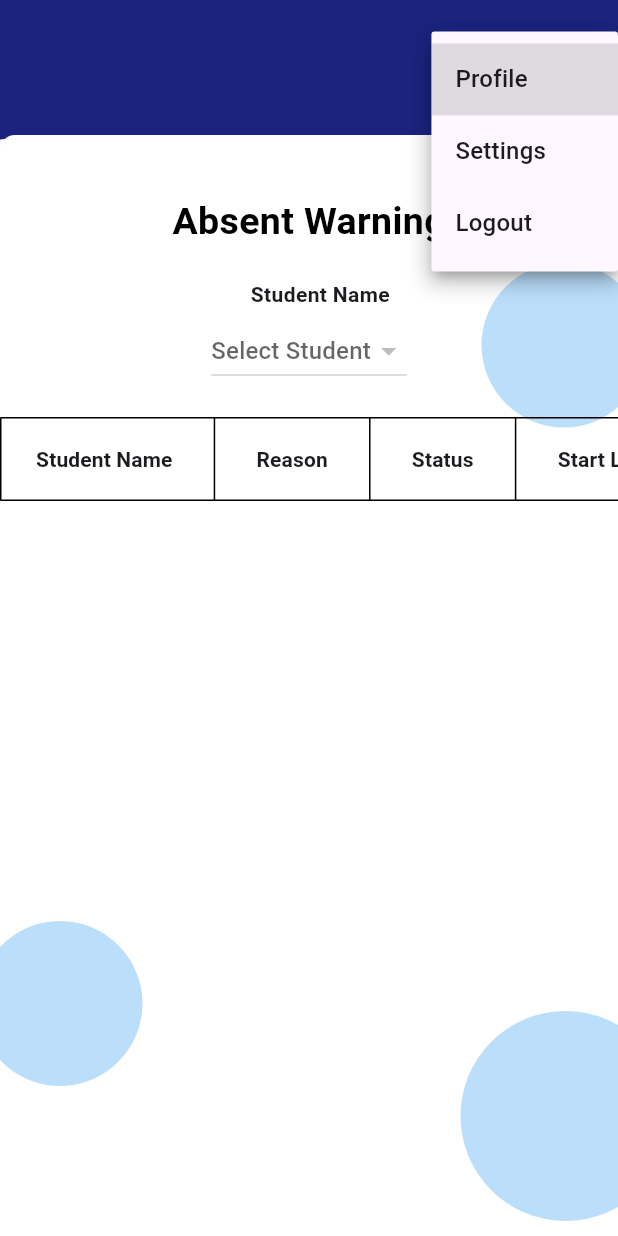
After one commit to mustcoding/school_attendance_system_fyp_apps, a Flutter app: the absentWarning screen opened directly, after a tap on the "arrow drop down" icon, on a phone screen of 412 x 824 dp. The commit adds this screen. Run offline on Flutter 3.47's test engine with Material 3 defaults, Android fonts, the phone set to English and light mode, and no system bars; our stand-ins replace file_picker, shared_preferences; missing offline and left inert: onesignal_flutter; accounts and stored records are empty; statements that could not run were skipped.

Commit message:
commit on 24/07/2024

```diff
--- /dev/null
+++ b/lib/Model/warningAbsent.dart
@@ -0,0 +1,63 @@
+import 'package:shared_preferences/shared_preferences.dart';
+
+import'../Controller/request_controller.dart';
+
+class warningAbsent{
+  int? student_id;
+  int? teacher_id;
+  String? date;
+  String? typeWarning;
+
+  warningAbsent(
+      this.student_id,
+      this.teacher_id,
+      this.date,
+      this.typeWarning
+      );
+
+  warningAbsent.findAbsent(
+      this.student_id,
+      this.teacher_id
+      );
+
+
+  warningAbsent.fromJson(Map<String, dynamic> json)
+      : student_id = json['student_id'] as dynamic,
+        teacher_id = json['teacher_id'] as dynamic,
+        date = json['date'] as String,
+        typeWarning = json['typeWarning'] as String;
+
+  //toJson will be automatically called by jsonEncode when necessary
+  Map<String, dynamic> toJson() => {
+    'student_id': student_id,
+    'teacher_id':teacher_id,
+    'date': date,
+    'typeWarning': typeWarning,
+  };
+
+
+  Future<List<warningAbsent>> loadAbsentWarning(int? student_id, int? teacher_id) async {
+    final prefs = await SharedPreferences.getInstance();
+    String? token = prefs.getString('token');
+
+    List<warningAbsent> status = [];
+
+    RequestController req =
+    RequestController(path: "/ParentGuardianApps/ListLeaves");
+    req.setHeaders({
+      'Authorization': 'Bearer $token',
+      'Content-Type': 'application/json',
+    });
+    req.setBody({'student_id':student_id , 'teacher_id':teacher_id});
+
+    await req.post();
+    if (req.status() == 200 && req.result() != null) {
+      for (var item in req.result()) {
+        status.add(warningAbsent.fromJson(item));
+
+      }
+    }
+    return status;
+  }
+
+}
--- /dev/null
+++ b/lib/view/absentWarning.dart
@@ -0,0 +1,438 @@
+import 'dart:convert';
+import 'dart:io';
+import 'dart:typed_data';
+
+import 'package:flutter/material.dart';
+import 'package:school_attendance_system_fyp/view/startPage.dart';
+import 'package:shared_preferences/shared_preferences.dart';
+import '../Model/warningAbsent.dart';
+import '../controller/request_controller.dart';
+import '../model/parentGuardian.dart';
+import 'homePage.dart';
+import 'package:intl/intl.dart';
+import 'package:file_picker/file_picker.dart';
+import '../model/student.dart';
+import '../model/absentSupportingDocument.dart';
+import 'package:school_attendance_system_fyp/view/applyLeave.dart';
+
+class absentWarning extends StatefulWidget {
+  const absentWarning({super.key});
+
+  @override
+  _absentWarningState createState() => _absentWarningState();
+
+}
+
+class _absentWarningState extends State<absentWarning> {
+
+  final List<Student> cuti = [];
+  late final parentGuardian parent;
+  String base64String="";
+  String compressData="";
+  String fileName="";
+  String uploadDate="";
+  int? parent_id = 0;
+  int year =0;
+  int? selectedTeacher_id = 0;
+  int? selectedStudent_id= 0;
+
+  Student? selectedStudent;
+
+  String? classNames="";
+  String? teacherName="";
+
+
+  final List<Student> children = [];
+
+
+
+  TextEditingController nameController = TextEditingController();
+  TextEditingController classNameController = TextEditingController();
+  TextEditingController teacherController = TextEditingController();
+  TextEditingController startDateController = TextEditingController();
+  TextEditingController endDateController = TextEditingController();
+  TextEditingController reasonController = TextEditingController();
+  TextEditingController supportingDocumentController = TextEditingController();
+
+  void initState(){
+    super.initState();
+    WidgetsBinding.instance.addPostFrameCallback((timeStamp) async {
+
+      final prefs = await SharedPreferences.getInstance();
+      parent_id = prefs.getInt('id') as int?;
+      print("Parent ID: ${parent_id}");
+
+      Student child = Student.findChild(parent_id);
+      children.addAll(await child.loadChildren(parent_id));
+
+      print("children : ${children[0].name}");
+      print("children : ${children[0].id}");
+      print("teacher : ${children[0].teacher!.name}");
+      print("teacher ID: ${children[0].teacher!.id}");
+      print("Kelas : ${children[0].kelas!.form_number} ${children[0].kelas!.name}");
+
+    });
+  }
+
+  // Define _getChildren method
+  Future<List<Student>> _getChildren() async {
+    await Future.delayed(Duration(seconds: 1)); // Simulate loading delay
+    return children;
+  }
+
+
+  // Method to load data
+  Future<void> _loadData () async {
+    final prefs = await SharedPreferences.getInstance();
+    parent_id = prefs.getInt('id') as int?;
+    print("Parent ID: ${parent_id}");
+
+    warningAbsent absent = warningAbsent.findAbsent(selectedStudent_id , selectedTeacher_id,);
+    final List<warningAbsent> fetchedData = await absent.loadAbsentWarning(selectedStudent_id, selectedTeacher_id);
+
+    setState(() {
+      cuti.clear(); // Clear existing data
+      //cuti.addAll(fetchedData); // Add fetched data
+    });
+  }
+
+
+  Future<Map<String?, dynamic?>> _getNameFromSharedPrefs() async {
+    final prefs = await SharedPreferences.getInstance();
+    String? name = prefs.getString('nickname') as String?;
+    int? parentGuardianId = prefs.getInt('id') as int?;
+    return {'nickname': name, 'parent_guardian_id': parentGuardianId};
+
+  }
+
+  void _onStudentSelected(Student? student) {
+    if (student != null) {
+      setState(() {
+        selectedStudent = student;
+        final formNumber = student.kelas!.form_number ?? 0;
+        final className = formNumber.toString() + ' ' + (student.kelas!.name ?? '');
+        classNames = className;
+        teacherName = student.teacher!.name ?? '';
+        selectedTeacher_id = student.teacher!.id ?? 0;
+        selectedStudent_id = student.id ?? 0;
+        print("Selected Teacher Id : ${selectedTeacher_id}");
+        print("Selected Student Id : ${selectedStudent_id}");
+        _loadData();
+      });
+    }
+  }
+
+  @override
+  Widget build(BuildContext context) {
+    return Scaffold(
+      appBar: AppBar(
+        toolbarHeight: 90,
+        title: const Center(
+          child: Text(
+            '',
+            style: TextStyle(fontWeight: FontWeight.bold, fontSize: 35.0),
+          ),
+        ),
+        backgroundColor: Colors.indigo.shade900,
+        automaticallyImplyLeading: false,
+        actions: [
+          FutureBuilder<Map<String?, dynamic?>>(
+            future: _getNameFromSharedPrefs(),
+            builder: (context, snapshot) {
+              if (snapshot.connectionState == ConnectionState.waiting) {
+                return CircularProgressIndicator();
+              } else if (snapshot.hasError) {
+                return Text('Error: ${snapshot.error}');
+              } else {
+                final name = snapshot.data?['nickname'] as String?;
+                return Row(
+                  children: [
+                    DropdownButtonHideUnderline(
+                      child: DropdownButton<String>(
+                        icon: Icon(Icons.arrow_drop_down, color: Colors.white),
+                        items: [
+                          DropdownMenuItem(
+                            value: 'profile',
+                            child: Text('Profile'),
+                          ),
+                          DropdownMenuItem(
+                            value: 'settings',
+                            child: Text('Settings'),
+                          ),
+                          DropdownMenuItem(
+                            value: 'logout',
+                            child: Text('Logout'),
+                          ),
+                        ],
+                        onChanged: (value) {
+                          // Handle menu item selection
+                          switch (value) {
+                            case 'profile':
+                            // Navigate to profile page
+                              break;
+                            case 'settings':
+                            // Navigate to settings page
+                              break;
+                            case 'logout':
+                            // Perform logout
+                              break;
+                          }
+                        },
+                        hint: Text(
+                          name ?? '',
+                          style: TextStyle(color: Colors.white, fontSize: 16),
+                          overflow: TextOverflow.ellipsis,
+                        ),
+                      ),
+                    ),
+                  ],
+                );
+              }
+            },
+          ),
+        ],
+      ),
+      body: SafeArea(
+        child: Stack(
+          children: [
+            Positioned(
+              top: 0, // Adjusted positioning
+              left: -50,
+              right: -50,
+              child: ClipPath(
+                clipper: MyClipper(),
+                child: Container(
+                  height: 10,
+                  color: Colors.indigo.shade900,
+                ),
+              ),
+            ),
+            Container(
+              margin: const EdgeInsets.only(top: 0),
+              decoration: const BoxDecoration(
+                borderRadius: BorderRadius.only(
+                  topLeft: Radius.circular(10),
+                  topRight: Radius.circular(10),
+                ),
+                color: Colors.white,
+              ),
+              width: double.infinity, // Cover entire width of the screen
+              height: double.infinity,
+              child: Stack(
+                children: [
+                  Positioned(
+                    right: -19,
+                    top: 85,
+                    child: CustomPaint(
+                      size: const Size(110, 110),
+                      painter: CirclePainter(Colors.blue.shade100),
+                    ),
+                  ),
+                  Positioned(
+                    left: -15,
+                    bottom: 100,
+                    child: CustomPaint(
+                      size: const Size(110, 110),
+                      painter: CirclePainter(Colors.blue.shade100),
+                    ),
+                  ),
+                  Positioned(
+                    right: -35,
+                    bottom: 10,
+                    child: CustomPaint(
+                      size: const Size(140, 140),
+                      painter: CirclePainter(Colors.blue.shade100),
+                    ),
+                  ),
+                  Column(
+                    children: [
+                      SizedBox(height:40),
+                      Text(
+                        'Absent Warning',
+                        style: TextStyle(
+                          color: Colors.black,
+                          fontSize: 25,
+                          fontWeight: FontWeight.bold,
+                        ),
+                      ),
+                      SizedBox(height:20),
+                      const Text(
+                        '    Student Name',
+                        style: TextStyle(
+                          fontWeight: FontWeight.bold,
+                        ),
+                      ),
+                      const SizedBox(height: 4.0),
+                      Center(
+                        child: FutureBuilder<List<Student>>(
+                          future: _getChildren(),
+                          builder: (context, snapshot) {
+                            if (snapshot.connectionState == ConnectionState.waiting) {
+                              return CircularProgressIndicator();
+                            } else if (snapshot.hasError) {
+                              return Text('Error: ${snapshot.error}');
+                            } else {
+                              return DropdownButton<Student>(
+                                value: selectedStudent,
+                                hint: Text('Select Student'),
+                                onChanged: _onStudentSelected,
+                                items: snapshot.data!.map((student) {
+                                  return DropdownMenuItem<Student>(
+                                    value: student,
+                                    child: Text(student.name ?? ''),
+                                  );
+                                }).toList(),
+                              );
+                            }
+                          },
+                        ),
+                      ),
+                      SingleChildScrollView(
+                        scrollDirection: Axis.vertical,
+                        child: SingleChildScrollView(
+                          scrollDirection: Axis.horizontal,
+                          child: Column(
+                            mainAxisAlignment: MainAxisAlignment.center, // Center the table vertically
+                            children: [
+                              SizedBox(height:20),
+                              Center(
+                                child: DataTable(
+                                  border: TableBorder.all(color: Colors.black), // Add border styling to DataTable
+                                  dataRowHeight: 80,
+                                  columns: const <DataColumn>[
+                                    DataColumn(
+                                      label: Text(
+                                        'Student Name',
+                                        style: TextStyle(fontWeight: FontWeight.bold),
+                                      ),
+                                    ),
+                                    DataColumn(
+                                      label: Text(
+                                        'Reason',
+                                        style: TextStyle(fontWeight: FontWeight.bold),
+                                      ),
+                                    ),
+                                    DataColumn(
+                                      label: Text(
+                                        'Status',
+                                        style: TextStyle(fontWeight: FontWeight.bold),
+                                      ),
+                                    ),
+                                    DataColumn(
+                                      label: Text(
+                                        'Start Leave',
+                                        style: TextStyle(fontWeight: FontWeight.bold),
+                                      ),
+                                    ),
+                                    DataColumn(
+                                      label: Text(
+                                        'End Leave',
+                                        style: TextStyle(fontWeight: FontWeight.bold),
+                                      ),
+                                    ),
+                                  ],
+                                  rows: cuti.map((student) {
+                                    return DataRow(cells: [
+                                      DataCell(
+                                        Container(
+                                          padding: EdgeInsets.symmetric(horizontal: 5.0, vertical: 10.0), // Adjust padding here
+                                          child: Text(
+                                            student.name ?? '',
+                                            textAlign: TextAlign.center,
+                                          ),
+                                        ),
+                                      ),
+                                      DataCell(
+                                        Container(
+                                          padding: EdgeInsets.symmetric(horizontal: 5.0, vertical: 3.0), // Adjust padding here
+                                          child: Text(
+                                            student.leaves!.reason ?? '',
+                                            textAlign: TextAlign.center,
+                                          ),
+                                        ),
+                                      ),
+                                      DataCell(
+                                        Container(
+                                          padding: EdgeInsets.symmetric(horizontal: 5.0, vertical: 1.0), // Adjust padding here
+                                          child: Text(
+                                            student.leaves!.verification_status ?? '',
+                                            textAlign: TextAlign.center,
+                                          ),
+                                        ),
+                                      ),
+                                      DataCell(
+                                        Container(
+                                          padding: EdgeInsets.symmetric(horizontal: 5.0, vertical: 1.0), // Adjust padding here
+                                          child: Text(
+                                            student.leaves!.start_date_leave ?? '',
+                                            textAlign: TextAlign.center,
+                                          ),
+                                        ),
+                                      ),
+                                      DataCell(
+                                        Container(
+                                          padding: EdgeInsets.symmetric(horizontal: 5.0, vertical: 1.0), // Adjust padding here
+                                          child: Text(
+                                            student.leaves!.end_date_leave ?? '',
+                                            textAlign: TextAlign.center,
+                                          ),
+                                        ),
+                                      ),
+                                    ]);
+                                  }).toList(),
+                                ),
+                              ),
+                              const SizedBox(height: 80),
+                            ],
+                          ),
+                        ),
+                      ),
+                    ],
+                  ),
+                ],
+              ),
+            ),
+          ],
+        ),
+      ),
+    );
+  }
+}
+
+class CirclePainter extends CustomPainter {
+  final Color color;
+
+  CirclePainter(this.color);
+
+  @override
+  void paint(Canvas canvas, Size size) {
+    final paint = Paint()
+      ..color = color
+      ..style = PaintingStyle.fill;
+
+    canvas.drawCircle(Offset(size.width / 2, size.height / 2), size.width / 2, paint);
+  }
+
+  @override
+  bool shouldRepaint(covariant CustomPainter oldDelegate) {
+    return false;
+  }
+}
+
+class MyClipper extends CustomClipper<Path> {
+  @override
+  Path getClip(Size size) {
+    var path = Path();
+    path.lineTo(0, size.height);
+    path.quadraticBezierTo(
+        size.width / 2, size.height - 40, size.width, size.height);
+    path.lineTo(size.width, 0);
+    path.close();
+    return path;
+  }
+
+  @override
+  bool shouldReclip(CustomClipper<Path> oldClipper) {
+    return false;
+  }
+}
--- a/lib/view/homePage.dart
+++ b/lib/view/homePage.dart
@@ -1,4 +1,5 @@
 import 'package:flutter/material.dart';
+import 'package:school_attendance_system_fyp/view/absentWarning.dart';
 import 'package:shared_preferences/shared_preferences.dart';
 import 'package:school_attendance_system_fyp/view/studentLeave.dart';
 import 'package:school_attendance_system_fyp/view/attendanceMonitoring.dart';
@@ -286,6 +287,8 @@ class _HomePageState extends State<HomePage> {
                           ),
                         ),
                         const SizedBox(height: 90),
+                        Column(
+                          children: [
                             Row(
                               mainAxisAlignment: MainAxisAlignment.center,
                               children: [
@@ -361,6 +364,48 @@ class _HomePageState extends State<HomePage> {
                                 ),
                               ],
                             ),
+                            SizedBox(height:30),
+                            Row(
+                              mainAxisAlignment: MainAxisAlignment.center,
+                              children: [
+                                GestureDetector(
+                                  onTap: () {
+                                    Navigator.push(
+                                      context,
+                                      MaterialPageRoute(builder: (context) => absentWarning()), // Instantiate StartPage
+                                    );
+                                  },
+                                  child: Container(
+                                    width: 130,
+                                    height: 130,
+                                    decoration: BoxDecoration(
+                                      color: Colors.indigo.shade900,
+                                      borderRadius: BorderRadius.circular(15), // Adjust the value to change the roundness
+                                    ),
+                                    child: Column(
+                                      mainAxisAlignment: MainAxisAlignment.center,
+                                      children: [
+                                        Icon(
+                                          Icons.warning,
+                                          color: Colors.white,
+                                          size: 45,
+                                        ),
+                                        const SizedBox(height: 10),
+                                        Text(
+                                          'Absent Warning',
+                                          style: TextStyle(
+                                            color: Colors.white,
+                                            fontSize: 12,
+                                          ),
+                                        ),
+                                      ],
+                                    ),
+                                  ),
+                                ),
+                              ],
+                            )
+                          ],
+                        ),
                         const SizedBox(height: 10),
                       ],
                     ),
```
Lines whose indentation alone changed are shown as unchanged.
